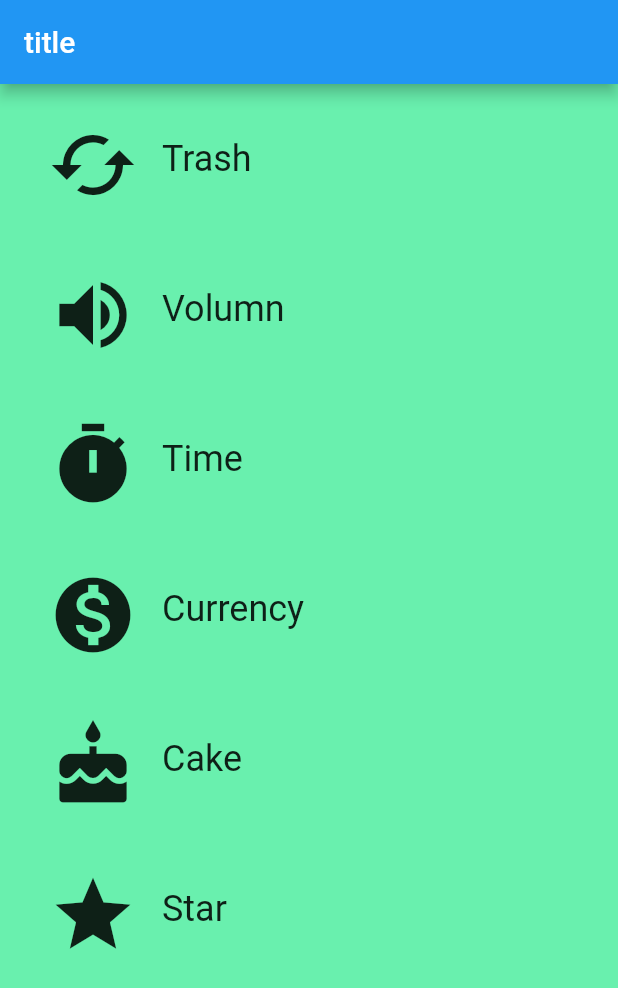
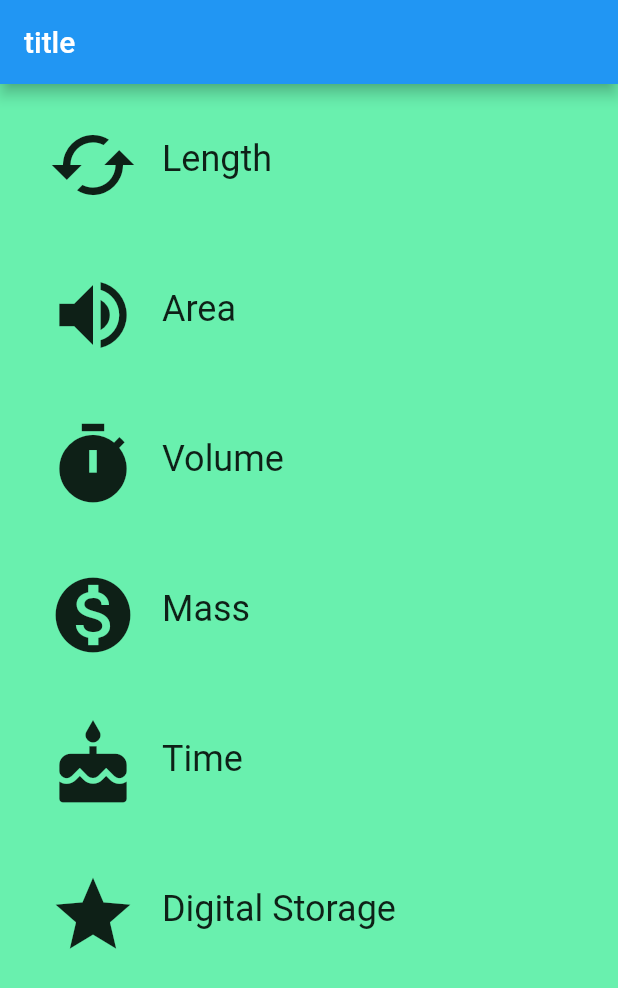
Before and after one commit to Mattao/flutter-demo, a Flutter app: the screen it shows after launch, on a phone screen of 412 x 824 dp. Shown: the top 988 px of the screen. Run offline on Flutter 3.47's test engine with Material 2 defaults, Android fonts, the phone set to English and light mode, and no system bars.

Commit message:
refactor(dir): add route directory

```diff
--- a/lib/main.dart
+++ b/lib/main.dart
@@ -1,5 +1,5 @@
 import 'package:flutter/material.dart';
-import 'package:gitta/widget/category_route.dart';
+import 'package:gitta/route/category/category_route.dart';
 
 void main() => runApp(MyApp());
 
--- a/lib/widget/category_route.dart
+++ b/lib/route/category/category_route.dart
@@ -1,14 +1,14 @@
 import 'package:flutter/material.dart';
-import 'package:gitta/widget/category.dart';
+import 'package:gitta/route/category/category.dart';
 
 class CategoryRoute extends StatelessWidget {
   static const _categoryNames = <String>[
-    'Trash',
-    'Volumn',
+    'Length',
+    'Area',
+    'Volume',
+    'Mass',
     'Time',
-    'Currency',
-    'Cake',
-    'Star',
+    'Digital Storage',
   ];
   static const _colors = <Color>[
     Colors.teal,
```
Also changed, not shown: lib/route/category/category.dart (renamed from lib/widget/category.dart).
